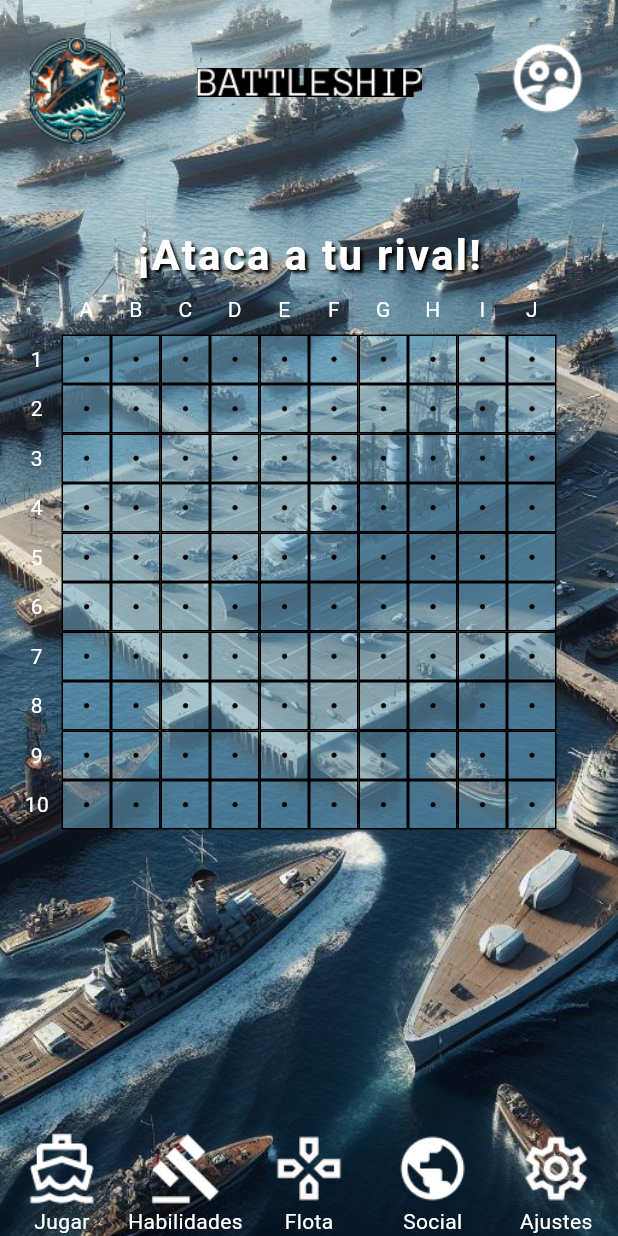
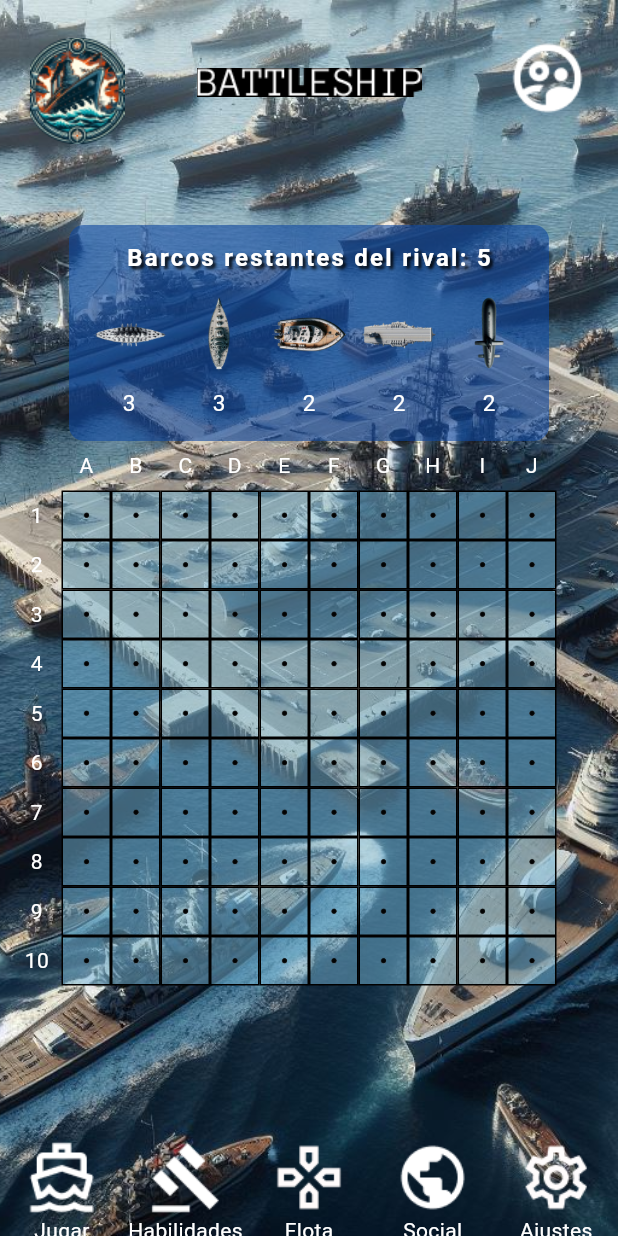
Before and after one commit to UNIZAR-30226-2024-04/battleship, a Flutter app: the Atacar screen opened directly, on a phone screen of 412 x 824 dp. Run offline on Flutter 3.47's test engine with Material 3 defaults, Android fonts, the phone set to English and light mode, and no system bars.

Commit message:
Bug fixes + visualizar barcos restantes + decremento barcos hundidos con ganador
Partida básica ok a falta de conectar jugador 2

```diff
--- a/lib/atacar.dart
+++ b/lib/atacar.dart
@@ -1,5 +1,6 @@
 import 'package:battleship/destino.dart';
 import 'package:battleship/juego.dart';
+import 'package:battleship/main.dart';
 import 'package:flutter/material.dart';
 import 'comun.dart';
 import 'defender.dart';
@@ -32,7 +33,7 @@ class _AtacarState extends State<Atacar> {
         body: Column(
           children: [
             buildHeader(context),
-            buildTitle('¡Ataca a tu rival!', 28),
+            _construirBarcosRestantes(),
             _construirTableroConBarcosAtacable(),
             const Spacer(),
             buildActions(context),
@@ -56,15 +57,57 @@ class _AtacarState extends State<Atacar> {
       ),
     );
 
-
-
     return Stack(children: children);
   }
 
+  Widget _construirBarcosRestantes() {
+    return Container(
+      padding: EdgeInsets.all(10),
+      decoration: BoxDecoration(
+        color: Colors.blue.shade900.withOpacity(0.6),
+        borderRadius: BorderRadius.circular(10),
+      ),
+      child: Column(
+        crossAxisAlignment: CrossAxisAlignment.center,
+        children: [
+          buildTitle('Barcos restantes del rival: ${Juego().getBarcosRestantesOponente()}', 16),
+          SizedBox(height: 10),
+          Wrap(
+            alignment: WrapAlignment.center,
+            children: [
+              for (int i = 0; i < Juego().tablero_oponente.barcos.length; i++)
+                if (Juego().barcosRestantes_oponente[i])
+                  Column(
+                    children: [
+                      Padding(
+                        padding: EdgeInsets.all(5),
+                        child: Image.asset(
+                          'images/${Juego().tablero_oponente.barcos[i].nombre}.png',
+                          width: 50,
+                          height: 50,
+                        ),
+                      ),
+                      Padding(
+                        padding: EdgeInsets.all(5),
+                        child: Text(
+                          Juego().tablero_oponente.barcos[i].longitud.toString(),
+                          style: TextStyle(
+                            fontSize: 15,
+                            color: Colors.white,
+                          ),
+                        ),
+                      ),
+                    ],
+                  ),
+            ],
+          ),
+        ],
+      ),
+    );
+  }
 
   List<Widget> buildTableroClicable(Function(int, int) onTap) {
     List<Widget> filas = [];
-    // Añade una fila adicional para las etiquetas de las coordenadas
     filas.add(buildFilaCoordenadas());
     for (int i = 1; i < Juego().tablero_oponente.numFilas; i++) {
       filas.add(buildFilaCasillasClicables(i, onTap));
@@ -74,7 +117,6 @@ class _AtacarState extends State<Atacar> {
 
   Widget buildFilaCoordenadas() {
     List<Widget> coordenadas = [];
-    // Etiqueta de columna vacía para compensar la columna de coordenadas
     coordenadas.add(SizedBox(
       width: Juego().tablero_oponente.casillaSize,
       height: Juego().tablero_oponente.casillaSize,
@@ -128,7 +170,7 @@ class _AtacarState extends State<Atacar> {
               color: const Color.fromARGB(128, 116, 181, 213),
               border: Border.all(color: Colors.black, width: 1),
             ),
-            child: Juego().tablero_oponente.casillasAtacadas[rowIndex][j] ? Image.asset('images/redCross.png', fit: BoxFit.cover) : Image.asset('images/dot.png', fit: BoxFit.cover),
+            child: Juego().tablero_oponente.casillasAtacadas[rowIndex][j] && Juego().tablero_oponente.casillasOcupadas[rowIndex][j] ? Image.asset('images/redCross.png', fit: BoxFit.cover) : Image.asset('images/dot.png', fit: BoxFit.cover),
           ),
         ),
       );
@@ -142,13 +184,20 @@ class _AtacarState extends State<Atacar> {
 
     // Si la casilla tiene un barco.
     if(Juego().tablero_oponente.casillasOcupadas[i][j]) {
-      print("¡Hay un barco!");
       setState(() {
         Juego().actualizarBarcosRestantes();
       });
+      if(Juego().juegoTerminado()) {
+        print("¡Juego terminado!");
+        print("¡Ganador: ${Juego().getGanador()}!");
+        Juego().reiniciarPartida();
+        Navigator.push(
+          context,
+          MaterialPageRoute(builder: (context) => Principal()),
+        );
+      }
     }
     else {
-      print("¡No hay un barco!");
       setState(() {
         Juego().cambiarTurno();
       });
--- a/lib/colocarBarcos.dart
+++ b/lib/colocarBarcos.dart
@@ -65,8 +65,8 @@ class _ColocarBarcosState extends State<ColocarBarcos> {
         ),
         for (var barco in Juego().tablero_jugador.barcos)
           Positioned(
-            top: barco.barcoPosition.dy * Juego().tablero_jugador.casillaSize,
-            left: barco.barcoPosition.dx * Juego().tablero_jugador.casillaSize,
+            top: barco.barcoPosition.dx * Juego().tablero_jugador.casillaSize,
+            left: barco.barcoPosition.dy * Juego().tablero_jugador.casillaSize,
             child: Column(
               children: [
                 GestureDetector(
@@ -171,7 +171,6 @@ class _ColocarBarcosState extends State<ColocarBarcos> {
   }
 
   void _handlePressed(BuildContext context) {
-    print('Comenzar button pressed');
     DestinoManager.setDestino(const Atacar());
     Navigator.push(
       context,
--- a/lib/tablero.dart
+++ b/lib/tablero.dart
@@ -17,9 +17,9 @@ class Tablero {
     _casillasAtacadas = List.generate(_numFilas + 1, (_) => List.filled(_numColumnas + 1, false));
     _boardSize = 363.0;
     _casillaSize = _boardSize / _numFilas;
-    Barco barco1 = Barco('acorazado', const Offset(1, 1), 3, 3*_casillaSize, false);
-    Barco barco2 = Barco('destructor_rotado', const Offset(3, 3), 3, 3*_casillaSize, true);
-    Barco barco3 = Barco('patrullero', const Offset(3, 2), 2, 2*_casillaSize, false);
+    Barco barco1 = Barco('acorazado', const Offset(1, 2), 3, 3*_casillaSize, false);
+    Barco barco2 = Barco('destructor_rotado', const Offset(7, 3), 3, 3*_casillaSize, true);
+    Barco barco3 = Barco('patrullero', const Offset(2, 3), 2, 2*_casillaSize, false);
     Barco barco4 = Barco('portaaviones', const Offset(5, 5), 2, 2*_casillaSize, false);
     Barco barco5 = Barco('submarino_rotado', const Offset(6, 6), 2, 2*_casillaSize, true);
     _barcos = [barco1, barco2, barco3, barco4, barco5];
--- a/mutex.txt
+++ b/mutex.txt
@@ -1 +1 @@
-OCUPADO
+LIBRE
```
Also changed, not shown: lib/barco.dart (+11 -2 lines), lib/defender.dart (+52 -8 lines), lib/juego.dart (+51 -16 lines), lib/comun.dart (indentation only).
